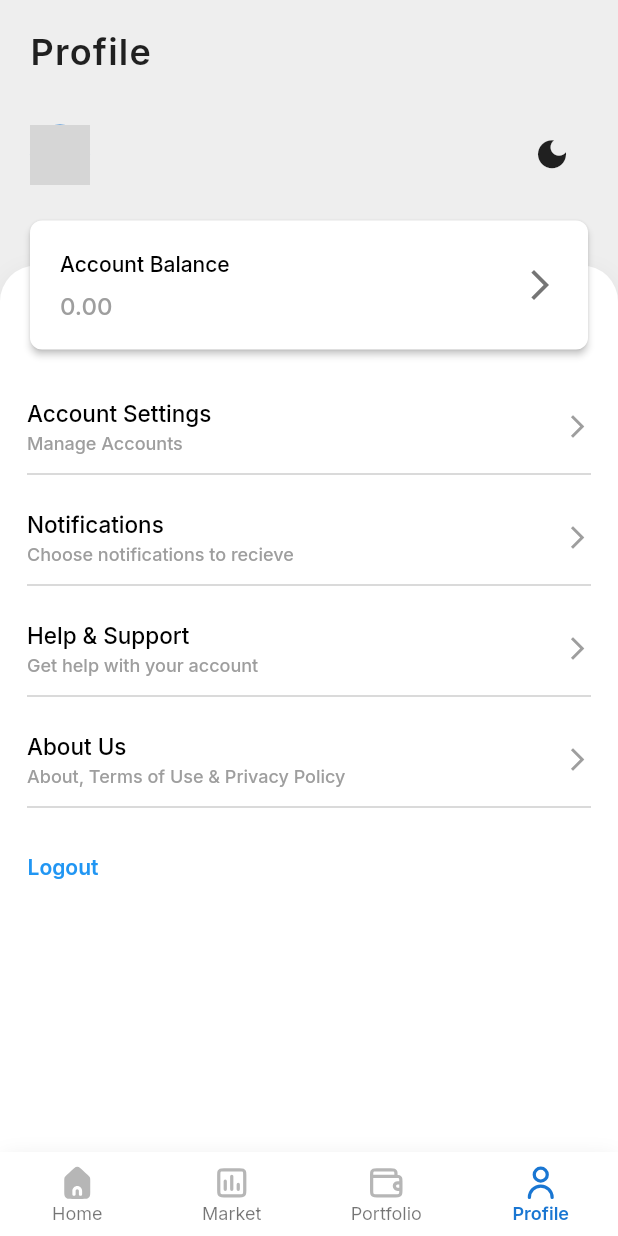
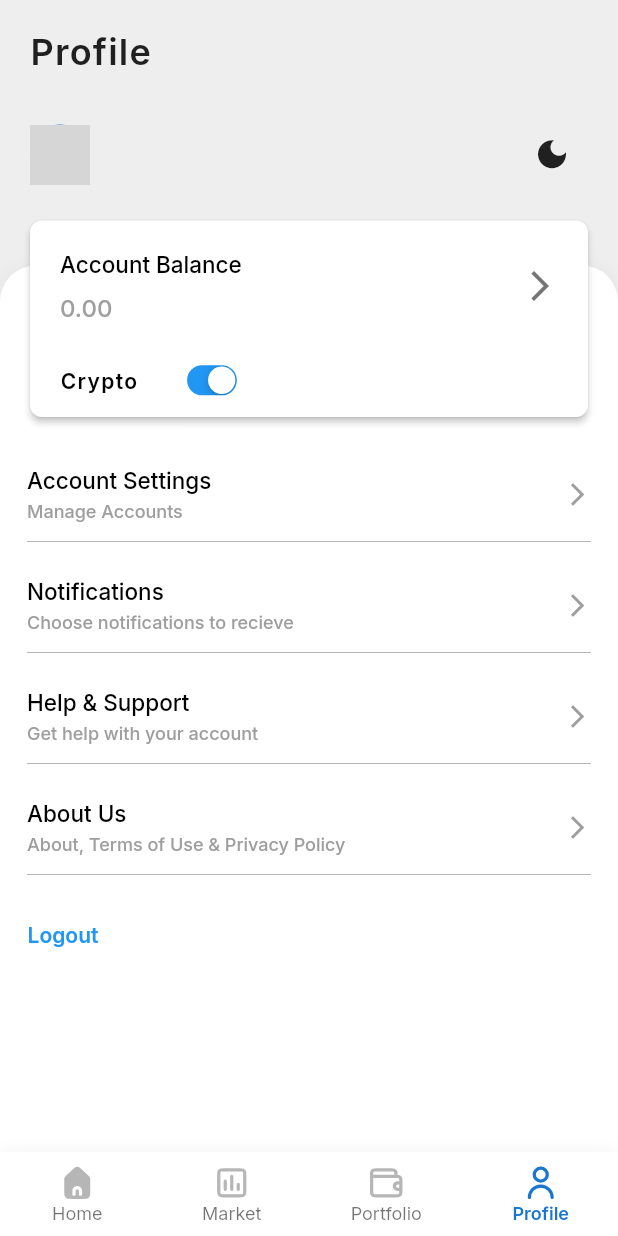
Before and after one commit to iamcoderdevesh/TradeWise, a Flutter app: the HomeScreen screen opened directly, item 4 of the bottom bar chosen, after a tap on "Account Balance", on a phone screen of 412 x 824 dp. Run offline on Flutter 3.47's test engine with Material 2 defaults, Android fonts, the phone set to English and light mode, and no system bars; our stand-ins replace action_slider, cloud_firestore, connectivity_plus, firebase_auth, firebase_core, flutter_svg and 1 more; accounts and stored records are empty; network calls fail; grey boxes are pictures that could not be loaded.

Commit message:
Minor changes

```diff
--- a/lib/screens/home.dart
+++ b/lib/screens/home.dart
@@ -2,6 +2,7 @@ import 'package:flutter/material.dart';
 import 'package:flutter_svg/flutter_svg.dart';
 import 'package:provider/provider.dart';
 import 'package:tradewise/assets/svg.dart';
+import 'package:tradewise/helpers/sharedPreferences.dart';
 import 'package:tradewise/screens/market.dart';
 import 'package:tradewise/screens/portfolio.dart';
 import 'package:tradewise/screens/profile.dart';
@@ -351,7 +352,7 @@ class _HomeScreenState extends State<HomeScreen> {
 
   Future<void> setUp(BuildContext context) async {
     late AuthState state = Provider.of<AuthState>(context, listen: false);
-    isOnline = Provider.of<AppState>(context, listen: false).isOnline;
+    isOnline = state.isOnline;
 
     final accountController = AccountController();
     final orderController = OrderController();
@@ -359,6 +360,11 @@ class _HomeScreenState extends State<HomeScreen> {
     String userId = state.userId as String;
 
     bool status = await accountController.setAccountBalance(context: context, userId: userId);
+    List<Map<String, dynamic>> cdata = await getCachedData(key: "marketType");
+
+    if(cdata.isNotEmpty) {
+      state.setMarketType = cdata[0]['marketType'];
+    }
 
     if (status && isOnline) await orderController.handlePendingOrders(context: context); // ignore: use_build_context_synchronously
   }
--- a/lib/screens/profile.dart
+++ b/lib/screens/profile.dart
@@ -1,6 +1,8 @@
+import 'package:flutter/cupertino.dart';
 import 'package:flutter/material.dart';
 import 'package:provider/provider.dart';
 import 'package:tradewise/helpers/helper.dart';
+import 'package:tradewise/helpers/sharedPreferences.dart';
 import 'package:tradewise/screens/accounts.dart';
 import 'package:tradewise/screens/signin.dart';
 import 'package:tradewise/state/accountState.dart';
@@ -16,6 +18,9 @@ class ProfileScreen extends StatefulWidget {
 }
 
 class _ProfileScreenState extends State<ProfileScreen> {
+  late Helper helper = Helper();
+  bool accountSwtich = false;
+
   @override
   void initState() {
     super.initState();
@@ -24,6 +29,7 @@ class _ProfileScreenState extends State<ProfileScreen> {
   @override
   Widget build(BuildContext context) {
     late AuthState state = Provider.of<AuthState>(context, listen: false);
+    accountSwtich = state.marketType == 'crypto' ? true : false;
 
     return Column(
       crossAxisAlignment: CrossAxisAlignment.start,
@@ -117,7 +123,8 @@ class _ProfileScreenState extends State<ProfileScreen> {
       child: TextButton(
         style: TextButton.styleFrom(
           foregroundColor: Theme.of(context).colorScheme.onSurface,
-          padding: const EdgeInsets.all(20),
+          padding:
+              const EdgeInsets.only(top: 20, left: 20, right: 20, bottom: 5),
           shape: RoundedRectangleBorder(
             borderRadius: BorderRadius.circular(8),
           ),
@@ -125,15 +132,19 @@ class _ProfileScreenState extends State<ProfileScreen> {
           elevation: 2,
         ),
         onPressed: () {},
-        child: Row(
+        child: Column(
+          mainAxisAlignment: MainAxisAlignment.spaceBetween,
           children: [
-            Expanded(
-              child: Column(
+            Row(
+              mainAxisAlignment: MainAxisAlignment.spaceBetween,
+              children: [
+                Column(
                   crossAxisAlignment: CrossAxisAlignment.start,
                   children: [
                     const Text(
                       "Account Balance",
                       style: TextStyle(
+                        fontSize: 15,
                         fontWeight: FontWeight.w500,
                       ),
                     ),
@@ -148,10 +159,36 @@ class _ProfileScreenState extends State<ProfileScreen> {
                     ),
                   ],
                 ),
-            ),
                 const Icon(
                   Icons.arrow_forward_ios,
                   color: Color(0xFF757575),
+                ),
+              ],
+            ),
+            const SizedBox(height: 20),
+            Row(
+              mainAxisAlignment: MainAxisAlignment.start,
+              children: [
+                Text(
+                  accountSwtich ? "Crypto" : "Stocks",
+                  style: const TextStyle(
+                    letterSpacing: 0.9,
+                    fontWeight: FontWeight.w600,
+                    fontSize: 14,
+                  ),
+                ),
+                const SizedBox(width: 20),
+                Transform.scale(
+                  scale: 0.65, // Adjust as needed (1.0 for original size)
+                  child: CupertinoSwitch(
+                    value: accountSwtich,
+                    activeColor: Colors.blue,
+                    onChanged: (bool value) {
+                      setSegment(switchState: value);
+                    },
+                  ),
+                ),
+              ],
             ),
           ],
         ),
@@ -211,6 +248,20 @@ class _ProfileScreenState extends State<ProfileScreen> {
         ],
       ),
     );
+  }
+
+  Future<void> setSegment({required bool switchState}) async {
+    String marketType = switchState ? "crypto" : "stocks";
+
+    await cacheApiData(key: 'marketType', data: [{"marketType": marketType}]);
+    Provider.of<AuthState>(context, listen: false).setMarketType = marketType; // ignore: use_build_context_synchronously
+    setState(() {
+      accountSwtich = switchState;
+    });
+
+    Future.delayed(const Duration(milliseconds: 200), () {
+      showSnackbar(context, message: "Switch to $marketType", type: SnackbarType.success);
+    });
   }
 }
 
--- a/lib/state/appState.dart
+++ b/lib/state/appState.dart
@@ -12,7 +12,7 @@ class AppState extends ChangeNotifier {
 
   AppState() {
     _initConnectivity();
-    _connectivity.onConnectivityChanged.listen(_updateStatus);
+    _connectivity.onConnectivityChanged.listen(_updateConnectivityStatus);
   }
 
   String get marketType => _marketType;
@@ -21,10 +21,10 @@ class AppState extends ChangeNotifier {
 
   void _initConnectivity() async {
     final result = await _connectivity.checkConnectivity();
-    _updateStatus(result);
+    _updateConnectivityStatus(result);
   }
 
-  void _updateStatus(ConnectivityResult result) {
+  void _updateConnectivityStatus(ConnectivityResult result) {
     _isOnline = result != ConnectivityResult.none;
     notifyListeners();
   }
@@ -48,4 +48,9 @@ class AppState extends ChangeNotifier {
     _pageIndex = index;
     notifyListeners();
   }
+
+  set setMarketType(String segment) {
+    _marketType = segment;
+    notifyListeners();
+  }
 }
```
Lines whose indentation alone changed are shown as unchanged.
